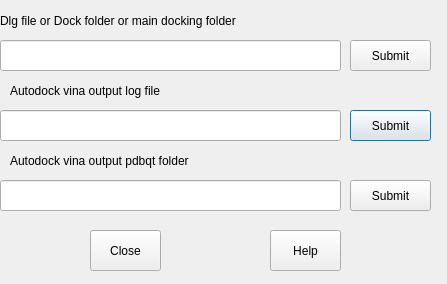
Above: demowidget.ui from karthikn130/dlg_parser_pymol_plugin before the change. Below: the same form after it.
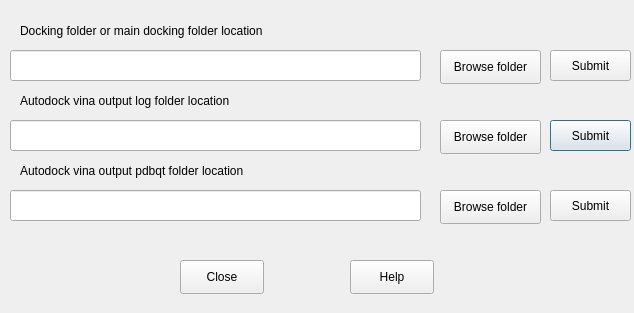
That is the form after the change.

```diff
--- a/demowidget.ui
+++ b/demowidget.ui
@@ -6,8 +6,8 @@
    <rect>
     <x>0</x>
     <y>0</y>
-    <width>447</width>
-    <height>284</height>
+    <width>634</width>
+    <height>313</height>
    </rect>
   </property>
   <property name="windowTitle">
@@ -22,8 +22,8 @@
   <widget class="QPushButton" name="pushButton_submit_vina">
    <property name="geometry">
     <rect>
-     <x>350</x>
-     <y>110</y>
+     <x>550</x>
+     <y>120</y>
      <width>81</width>
      <height>31</height>
     </rect>
@@ -38,10 +38,10 @@
   <widget class="QPushButton" name="pushButton_close">
    <property name="geometry">
     <rect>
-     <x>90</x>
-     <y>230</y>
-     <width>71</width>
-     <height>41</height>
+     <x>180</x>
+     <y>260</y>
+     <width>84</width>
+     <height>34</height>
     </rect>
    </property>
    <property name="toolTip">
@@ -54,22 +54,22 @@
   <widget class="QLabel" name="label_dlg">
    <property name="geometry">
     <rect>
-     <x>0</x>
-     <y>0</y>
+     <x>20</x>
+     <y>10</y>
      <width>281</width>
      <height>41</height>
     </rect>
    </property>
    <property name="text">
-    <string notr="true">Dlg file or Dock folder or main docking folder</string>
+    <string notr="true">Docking folder or main docking folder location</string>
    </property>
   </widget>
   <widget class="QLineEdit" name="input_dlg">
    <property name="geometry">
     <rect>
-     <x>0</x>
-     <y>40</y>
-     <width>341</width>
+     <x>10</x>
+     <y>50</y>
+     <width>411</width>
      <height>31</height>
     </rect>
    </property>
@@ -83,10 +83,10 @@
   <widget class="QPushButton" name="pushButton_help">
    <property name="geometry">
     <rect>
-     <x>270</x>
-     <y>230</y>
-     <width>71</width>
-     <height>41</height>
+     <x>350</x>
+     <y>260</y>
+     <width>84</width>
+     <height>34</height>
     </rect>
    </property>
    <property name="toolTip">
@@ -99,22 +99,22 @@
   <widget class="QLabel" name="label_vina">
    <property name="geometry">
     <rect>
-     <x>10</x>
-     <y>70</y>
+     <x>20</x>
+     <y>80</y>
      <width>281</width>
      <height>41</height>
     </rect>
    </property>
    <property name="text">
-    <string notr="true">Autodock vina output log file</string>
+    <string notr="true">Autodock vina output log folder location</string>
    </property>
   </widget>
   <widget class="QLineEdit" name="input_vina">
    <property name="geometry">
     <rect>
-     <x>0</x>
-     <y>110</y>
-     <width>341</width>
+     <x>10</x>
+     <y>120</y>
+     <width>411</width>
      <height>31</height>
     </rect>
    </property>
@@ -128,8 +128,8 @@
   <widget class="QPushButton" name="pushButton_submit_dlg">
    <property name="geometry">
     <rect>
-     <x>350</x>
-     <y>40</y>
+     <x>550</x>
+     <y>50</y>
      <width>81</width>
      <height>31</height>
     </rect>
@@ -144,9 +144,9 @@
   <widget class="QLineEdit" name="input_vina_pdbqt_fol">
    <property name="geometry">
     <rect>
-     <x>0</x>
-     <y>180</y>
-     <width>341</width>
+     <x>10</x>
+     <y>190</y>
+     <width>411</width>
      <height>31</height>
     </rect>
    </property>
@@ -160,8 +160,8 @@
   <widget class="QPushButton" name="pushButton_submit_vina_pdbqt_fol">
    <property name="geometry">
     <rect>
-     <x>350</x>
-     <y>180</y>
+     <x>550</x>
+     <y>190</y>
      <width>81</width>
      <height>31</height>
     </rect>
@@ -176,14 +176,62 @@
   <widget class="QLabel" name="label_vina_2">
    <property name="geometry">
     <rect>
-     <x>10</x>
-     <y>140</y>
+     <x>20</x>
+     <y>150</y>
      <width>281</width>
      <height>41</height>
     </rect>
    </property>
    <property name="text">
-    <string notr="true">Autodock vina output pdbqt folder</string>
+    <string notr="true">Autodock vina output pdbqt folder location</string>
+   </property>
+  </widget>
+  <widget class="QPushButton" name="browse_dlg">
+   <property name="geometry">
+    <rect>
+     <x>440</x>
+     <y>50</y>
+     <width>101</width>
+     <height>34</height>
+    </rect>
+   </property>
+   <property name="toolTip">
+    <string>Select Autodock  main folder which contains subfolders</string>
+   </property>
+   <property name="text">
+    <string>Browse folder</string>
+   </property>
+  </widget>
+  <widget class="QPushButton" name="browse_log">
+   <property name="geometry">
+    <rect>
+     <x>440</x>
+     <y>120</y>
+     <width>101</width>
+     <height>34</height>
+    </rect>
+   </property>
+   <property name="toolTip">
+    <string>&lt;html&gt;&lt;head/&gt;&lt;body&gt;&lt;p&gt;Enter Autodock vina main docking folder which contain log files in subfolders&lt;/p&gt;&lt;/body&gt;&lt;/html&gt;</string>
+   </property>
+   <property name="text">
+    <string>Browse folder</string>
+   </property>
+  </widget>
+  <widget class="QPushButton" name="browse_pdbqt">
+   <property name="geometry">
+    <rect>
+     <x>440</x>
+     <y>190</y>
+     <width>101</width>
+     <height>34</height>
+    </rect>
+   </property>
+   <property name="toolTip">
+    <string>&lt;html&gt;&lt;head/&gt;&lt;body&gt;&lt;p&gt;Enter Autodock vina main docking folder which contain output pdbqt files in subfolders&lt;/p&gt;&lt;/body&gt;&lt;/html&gt;</string>
+   </property>
+   <property name="text">
+    <string>Browse folder</string>
    </property>
   </widget>
  </widget>
```
Left out of the diff: 20 changed lines with no effect on the pictures.
